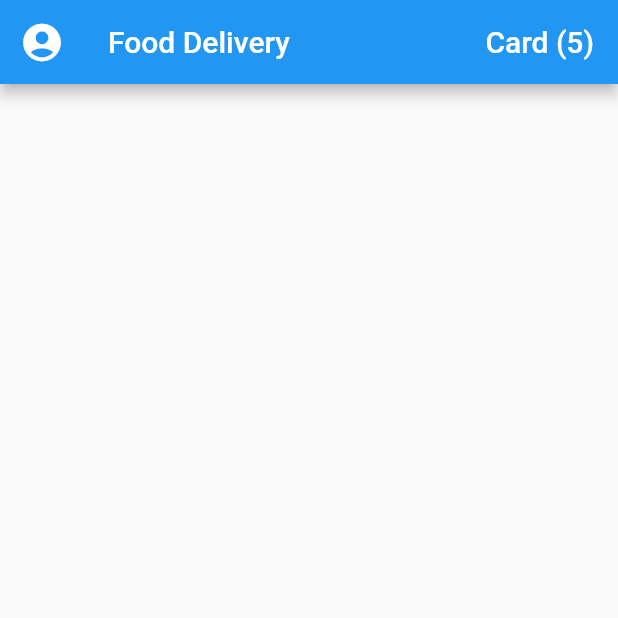
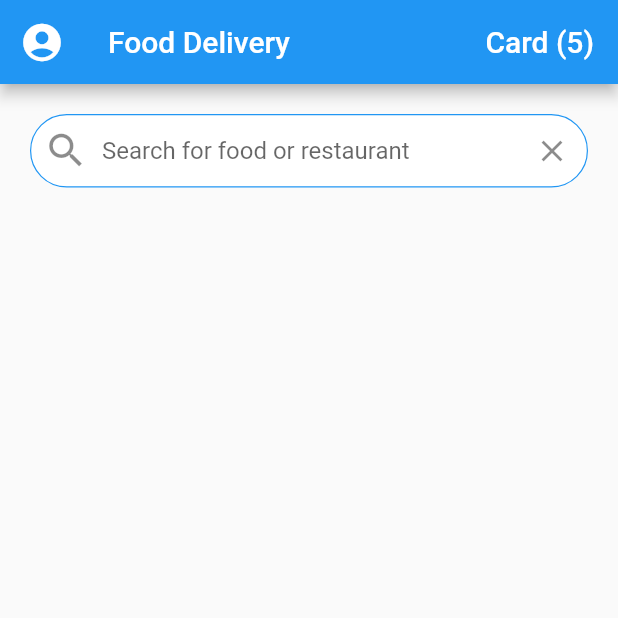
Before and after one commit to nijatmursali/food-delivery-app-flutter, a Flutter app: the screen it shows after launch, on a phone screen of 412 x 824 dp, the top half of it. Run offline on Flutter 3.47's test engine with Material 2 defaults, Android fonts, the phone set to English and light mode, and no system bars.

Commit message:
search bar added

```diff
--- a/lib/screens/home_screen.dart
+++ b/lib/screens/home_screen.dart
@@ -26,6 +26,34 @@ class _HomeScreenState extends State<HomeScreen> {
                 ))
           ],
         ),
-    );
+        body: ListView(
+          children: <Widget>[
+            Padding(
+              padding: EdgeInsets.all(20.0),
+              child: TextField(
+                decoration: InputDecoration(
+                  contentPadding: EdgeInsets.symmetric(vertical: 15.0),
+                  fillColor: Colors.white,
+                  filled: true,
+                  border: OutlineInputBorder(
+                    borderRadius: BorderRadius.circular(30.0),
+                    borderSide: BorderSide(width: 0.8),
+                  ),
+                  enabledBorder: OutlineInputBorder(
+                    borderRadius: BorderRadius.circular(30.0),
+                    borderSide: BorderSide(
+                        width: 0.8, color: Theme.of(context).primaryColor),
+                  ),
+                  hintText: 'Search for food or restaurant',
+                  prefixIcon: Icon(Icons.search, size: 30.0),
+                  suffixIcon: IconButton(
+                    icon: Icon(Icons.clear),
+                    onPressed: () {},
+                  ),
+                ),
+              ),
+            )
+          ],
+        ));
   }
 }
```
Lines whose indentation alone changed are shown as unchanged.
